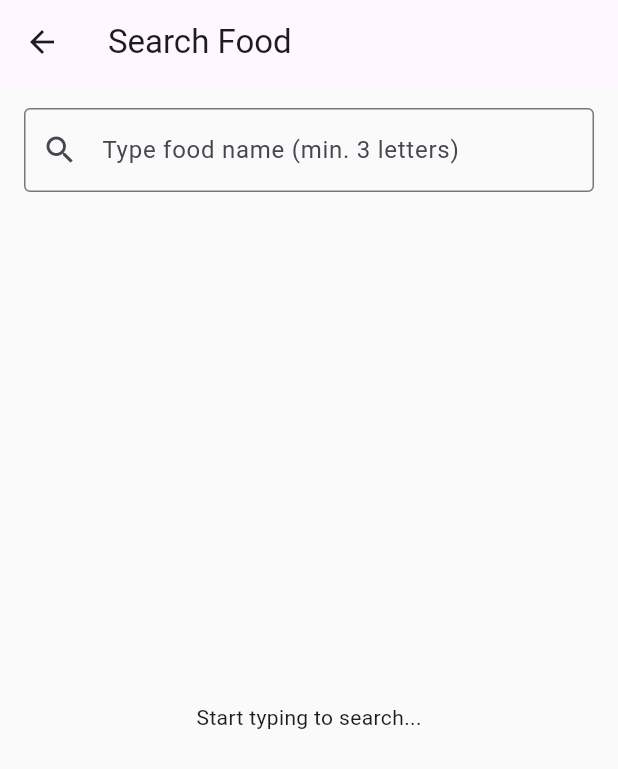
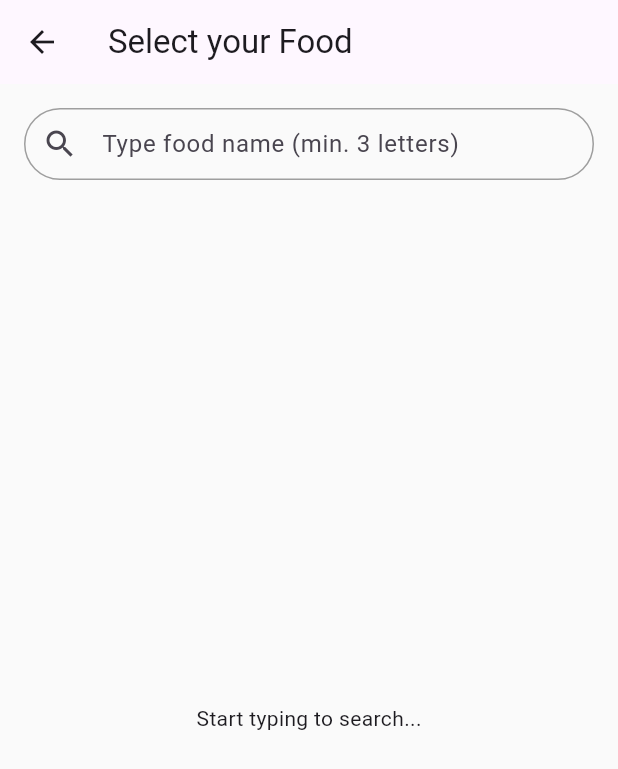
Before and after one commit to okkaraungaung/EatSmart, a Flutter app: the FoodSearchScreen screen opened directly, on a phone screen of 412 x 824 dp. Shown: the top 769 px of the screen. Run offline on Flutter 3.47's test engine with Material 3 defaults, Android fonts, the phone set to English and light mode, and no system bars.

Commit message:
Add button in search box

```diff
--- a/lib/food_search_screen.dart
+++ b/lib/food_search_screen.dart
@@ -61,6 +61,8 @@ class _FoodSearchScreenState extends State<FoodSearchScreen> {
       final query = _controller.text.trim();
       if (_debounce?.isActive ?? false) _debounce!.cancel();
       _debounce = Timer(_debounceDuration, () => searchFood(query));
+
+      setState(() {}); // refresh UI for clear button
     });
   }
 
@@ -74,20 +76,56 @@ class _FoodSearchScreenState extends State<FoodSearchScreen> {
   @override
   Widget build(BuildContext context) {
     return Scaffold(
-      appBar: AppBar(title: const Text('Search Food')),
+      appBar: AppBar(title: const Text('Select your Food')),
       body: Padding(
         padding: const EdgeInsets.all(16),
         child: Column(
           children: [
+            //SEARCH BOX
             TextField(
               controller: _controller,
-              decoration: const InputDecoration(
+              decoration: InputDecoration(
                 hintText: 'Type food name (min. 3 letters)',
-                border: OutlineInputBorder(),
-                prefixIcon: Icon(Icons.search),
+                prefixIcon: const Icon(Icons.search),
+
+                // Reduced height
+                contentPadding: const EdgeInsets.symmetric(
+                  vertical: 10, // smaller height
+                  horizontal: 16,
+                ),
+
+                // Clear button
+                suffixIcon: _controller.text.isNotEmpty
+                    ? IconButton(
+                        icon: const Icon(Icons.close),
+                        onPressed: () {
+                          _controller.clear();
+                          setState(() {
+                            _foods = [];
+                          });
+                        },
+                      )
+                    : null,
+
+                border: OutlineInputBorder(
+                  borderRadius: BorderRadius.circular(30),
+                ),
+
+                enabledBorder: OutlineInputBorder(
+                  borderRadius: BorderRadius.circular(30),
+                  borderSide: const BorderSide(color: Colors.grey),
+                ),
+
+                focusedBorder: OutlineInputBorder(
+                  borderRadius: BorderRadius.circular(30),
+                  borderSide: const BorderSide(color: Colors.blue),
+                ),
               ),
             ),
-            const SizedBox(height: 20),
+
+            const SizedBox(height: 30),
+
+            // RESULTS SECTION
             if (_loading)
               const Center(child: CircularProgressIndicator())
             else if (_controller.text.isEmpty)
@@ -110,7 +148,6 @@ class _FoodSearchScreenState extends State<FoodSearchScreen> {
 
                     final label = food["label"] ?? "Unknown Food";
                     final nutrients = food["nutrients"] ?? {};
-
                     final kcal = nutrients["ENERC_KCAL"]?.toString() ?? "N/A";
 
                     return Card(
```
